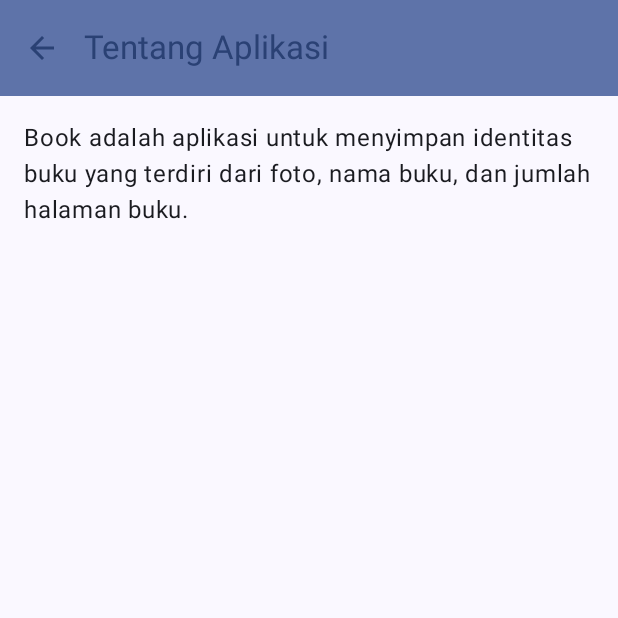
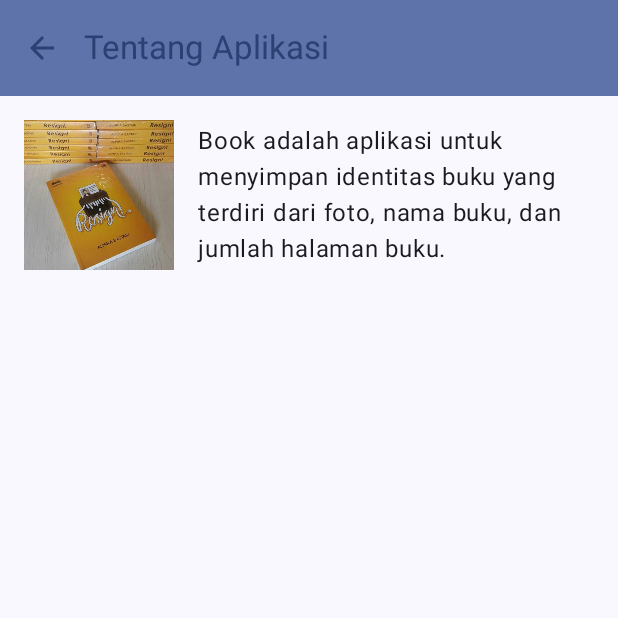
Before and after one commit to riefkyahmadramadhan/MOBPRO_ASESMEN_3, an Android app built with Jetpack Compose: the AboutScreen screen opened through its navigation route, on a phone screen of 412 x 824 dp, the top half of it. Run offline under Robolectric (Android 15) with nearby library versions, the phone set to English and light mode, and no system bars; libraries missing offline, so code that uses them is left out: com.canhub.cropper; pictures from the network do not load; 2 statements that could not run were skipped.

Commit message:
penambahan gambar halaman about

```diff
--- a/app/src/main/java/org/d3if0142/book/ui/screen/AboutScreen.kt
+++ b/app/src/main/java/org/d3if0142/book/ui/screen/AboutScreen.kt
@@ -2,7 +2,13 @@ package org.d3if0142.book.ui.screen
 
 import org.d3if0142.book.ui.theme.BookTheme
 import android.content.res.Configuration
+import androidx.compose.foundation.Image
+import androidx.compose.foundation.layout.Column
+import androidx.compose.foundation.layout.Row
+import androidx.compose.foundation.layout.Spacer
 import androidx.compose.foundation.layout.padding
+import androidx.compose.foundation.layout.size
+import androidx.compose.foundation.layout.width
 import androidx.compose.material.icons.Icons
 import androidx.compose.material.icons.filled.ArrowBack
 import androidx.compose.material3.ExperimentalMaterial3Api
@@ -14,7 +20,9 @@ import androidx.compose.material3.Text
 import androidx.compose.material3.TopAppBar
 import androidx.compose.material3.TopAppBarDefaults
 import androidx.compose.runtime.Composable
+import androidx.compose.ui.Alignment
 import androidx.compose.ui.Modifier
+import androidx.compose.ui.res.painterResource
 import androidx.compose.ui.res.stringResource
 import androidx.compose.ui.tooling.preview.Preview
 import androidx.compose.ui.unit.dp
@@ -48,12 +56,26 @@ fun AboutScreen(navController: NavHostController) {
             )
         }
     ) { padding ->
-        Text(
-            text = stringResource(R.string.copyright),
+        Column(
             modifier = Modifier.padding(padding).padding(16.dp)
-        )
+        ) {
+            Row(
+                verticalAlignment = Alignment.CenterVertically
+            ) {
+                Image(
+                    painter = painterResource(R.mipmap.resign),
+                    contentDescription = "Flower Store",
+                    modifier = Modifier.size(100.dp)
+                )
+                Spacer(modifier = Modifier.width(16.dp))
+                Text(
+                    text = stringResource(R.string.copyright),
+                )
+            }
+        }
     }
 }
+
 
 @Preview(showBackground = true)
 @Preview(uiMode = Configuration.UI_MODE_NIGHT_YES, showBackground = true)
--- a/app/src/main/java/org/d3if0142/book/ui/screen/BookDialog.kt
+++ b/app/src/main/java/org/d3if0142/book/ui/screen/BookDialog.kt
@@ -23,7 +23,6 @@ import androidx.compose.runtime.setValue
 import androidx.compose.ui.Alignment
 import androidx.compose.ui.Modifier
 import androidx.compose.ui.graphics.asImageBitmap
-import androidx.compose.ui.res.painterResource
 import androidx.compose.ui.res.stringResource
 import androidx.compose.ui.text.input.ImeAction
 import androidx.compose.ui.text.input.KeyboardCapitalization
```
Also changed, not shown: app/src/main/res/mipmap-hdpi/resign.jpeg (added).
